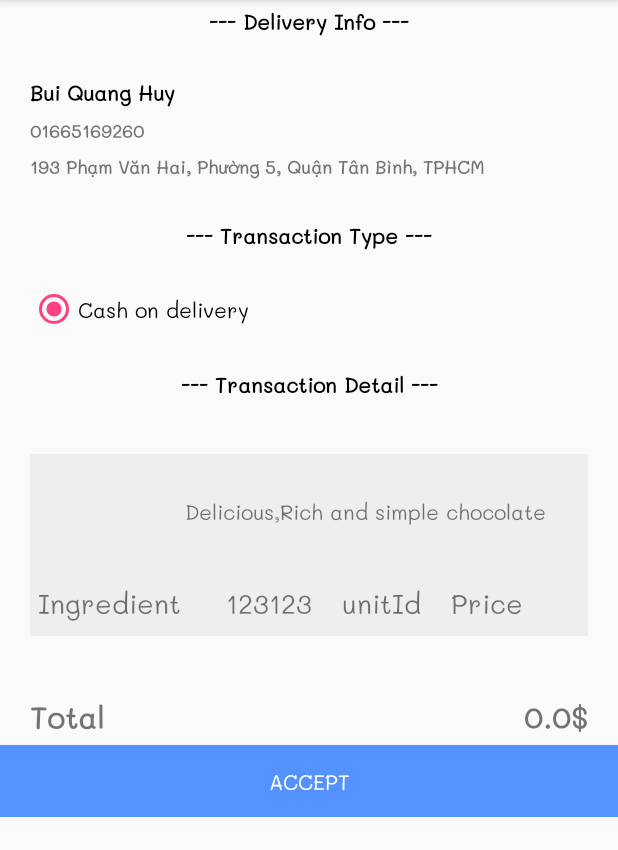
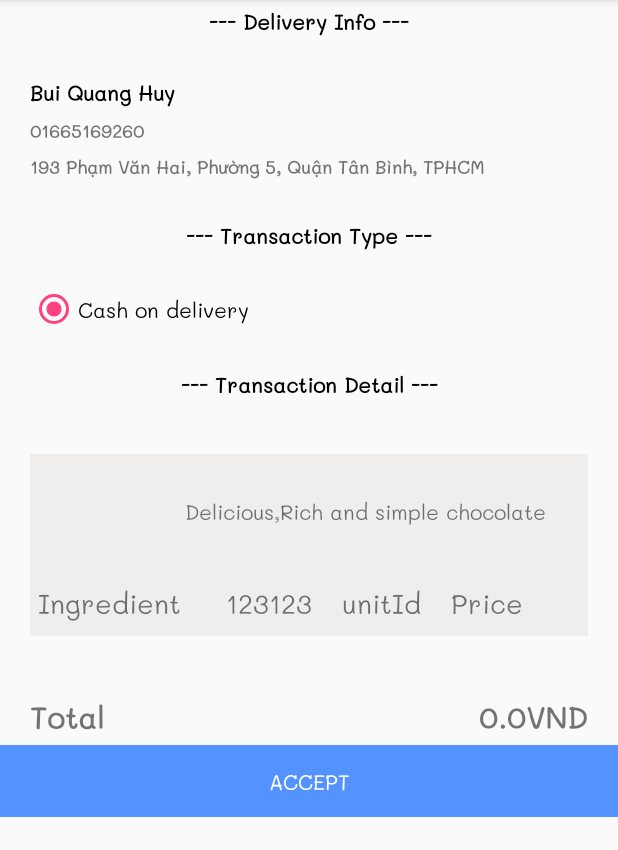
Before and after one commit to firepaperbird/project_iFood, an Android app: the TransactionConfirmActivity screen opened directly, with no data from a screen before it, on a phone screen of 412 x 824 dp, the part 84-934 px from its top. Run offline under Robolectric (Android 15) with nearby library versions, the light colour scheme and no system bars; libraries missing offline, so code that uses them is left out: com.loopj.android, cz.msebera.android; plain views replace SmartImageView; 18 statements that could not run were skipped.

Commit message:
Finish : shopping list

```diff
--- a/app/src/main/java/com/ifood/ifood/TransactionConfirmActivity.java
+++ b/app/src/main/java/com/ifood/ifood/TransactionConfirmActivity.java
@@ -181,7 +181,7 @@ public class TransactionConfirmActivity extends AppCompatActivity {
         }
 
         TextView txtTotal = findViewById(R.id.txtTotal);
-        txtTotal.setText(total + "$");
+        txtTotal.setText(total + "VND");
     }
 
     public void onCLick(View view) {
```
